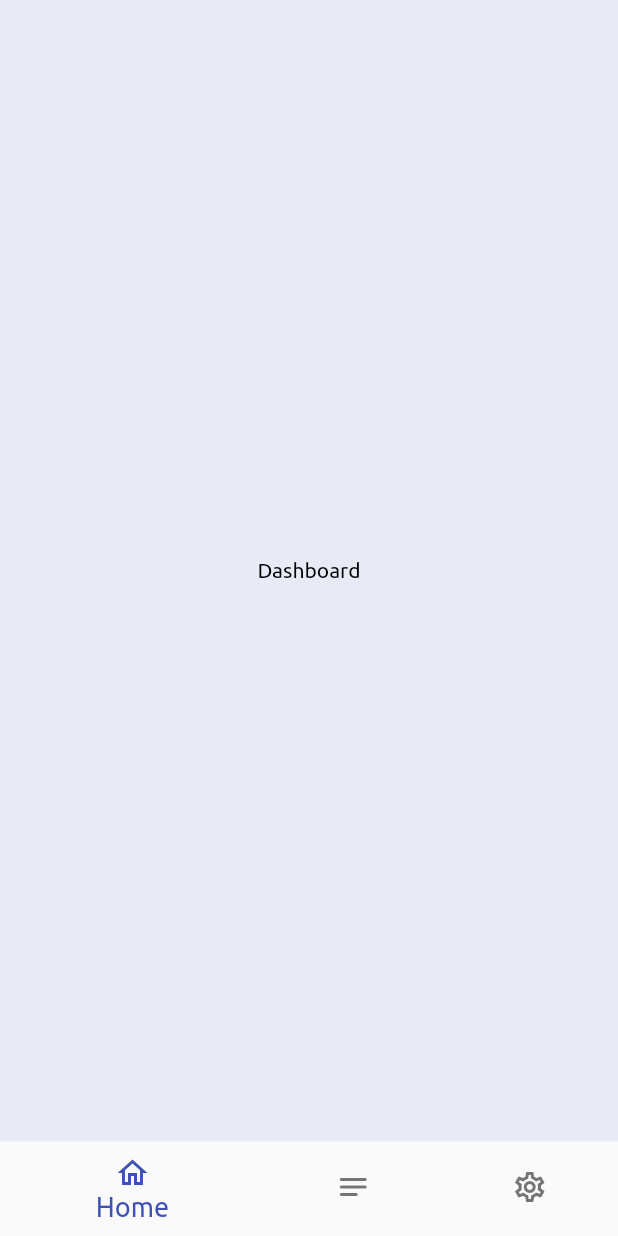
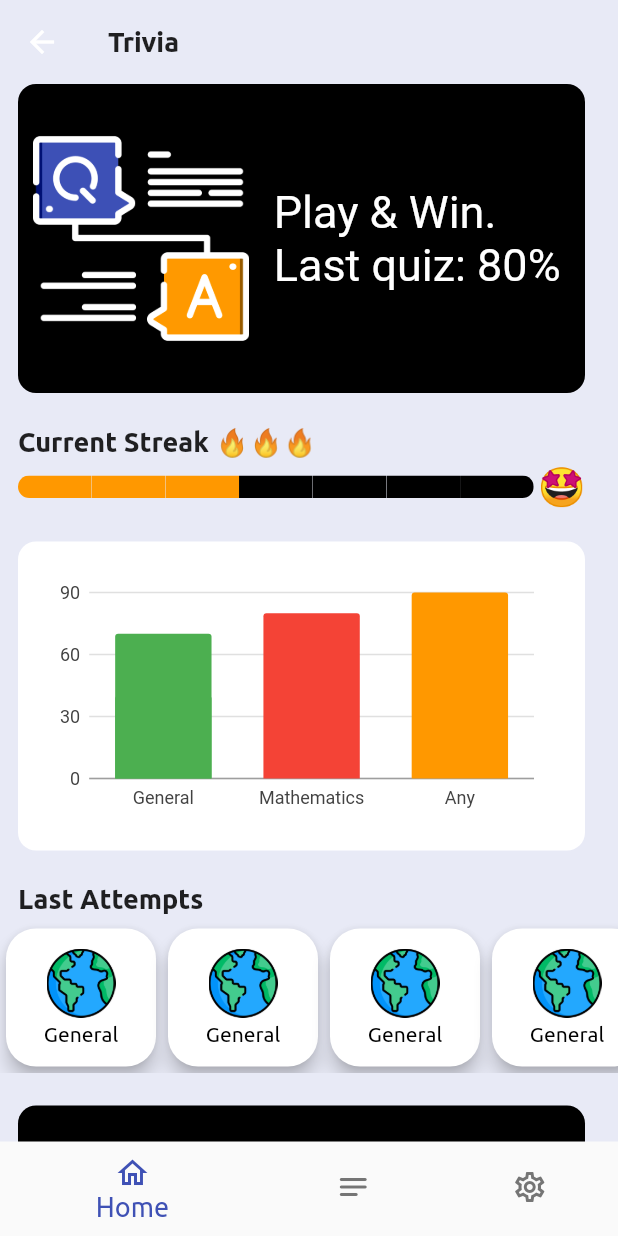
Before and after one commit to DeleMike/trivia, a Flutter app: the NavScreen screen opened by its route, on a phone screen of 412 x 824 dp. Run offline on Flutter 3.47's test engine with Material 2 defaults, Android fonts, the phone set to English and light mode, and no system bars; drawn by our look-alikes of step_progress_indicator; our stand-ins replace bubble, charts_flutter, dio, flutter_svg, google_fonts, image_picker and 4 more; accounts and stored records are empty; project files that could hold a hidden picture were left out.

Commit message:
use charts_flutter to build performanc graph

```diff
--- /dev/null
+++ b/lib/core/dashboard/dashboard.dart
@@ -0,0 +1,256 @@
+import 'package:flutter/material.dart';
+import 'package:google_fonts/google_fonts.dart';
+import 'package:step_progress_indicator/step_progress_indicator.dart';
+import 'package:charts_flutter/flutter.dart' as charts;
+
+import '../../configs/constants.dart';
+
+class QuizSeries {
+  final int score;
+  final String difficulty;
+  final String courseName;
+  final charts.Color barColor;
+
+  QuizSeries({
+    required this.score,
+    required this.difficulty,
+    required this.courseName,
+    required this.barColor,
+  });
+}
+
+class Dashboard extends StatefulWidget {
+  const Dashboard({Key? key}) : super(key: key);
+
+  @override
+  State<Dashboard> createState() => _DashboardState();
+}
+
+class _DashboardState extends State<Dashboard> {
+  final List<QuizSeries> data = [
+    QuizSeries(
+      score: 70,
+      courseName: 'General',
+      difficulty: 'easy',
+      barColor: charts.ColorUtil.fromDartColor(Colors.green),
+    ),
+    QuizSeries(
+      score: 40,
+      courseName: 'General',
+      difficulty: 'hard',
+      barColor: charts.ColorUtil.fromDartColor(Colors.green),
+    ),
+    QuizSeries(
+      score: 80,
+      courseName: 'Mathematics',
+      difficulty: 'medium',
+      barColor: charts.ColorUtil.fromDartColor(Colors.red),
+    ),
+    QuizSeries(
+      score: 90,
+      courseName: 'Any',
+      difficulty: 'easy',
+      barColor: charts.ColorUtil.fromDartColor(Colors.orange),
+    ),
+  ];
+  @override
+  Widget build(BuildContext context) {
+    List<charts.Series<QuizSeries, String>> series = [
+      charts.Series(
+          id: "Progression",
+          data: data,
+          domainFn: (QuizSeries series, _) => series.courseName,
+          measureFn: (QuizSeries series, _) => series.score,
+          colorFn: (QuizSeries series, _) => series.barColor)
+    ];
+
+    return Scaffold(
+      appBar: AppBar(
+        title: Text(
+          kAppName,
+          style: Theme.of(context).textTheme.headline5,
+        ),
+        elevation: 0,
+        backgroundColor: kCanvasColor,
+      ),
+      body: SingleChildScrollView(
+
+        child: Column(
+          crossAxisAlignment: CrossAxisAlignment.start,
+          children: [
+            Container(
+              margin: const EdgeInsets.only(left: kPaddingS + 2, right: kPaddingM + 2),
+              height: kScreenHeight(context) * 0.25,
+              decoration: const BoxDecoration(
+                color: kBlack,
+                borderRadius: BorderRadius.all(Radius.circular(kSmallRadius)),
+              ),
+              child: Row(
+                crossAxisAlignment: CrossAxisAlignment.start,
+                children: [
+                  Container(
+                    margin: const EdgeInsets.only(left: kPaddingS),
+                    width: kScreenWidth(context) * 0.35,
+                    child: Align(child: Image.asset(AssetsImages.homeBannerImg)),
+                  ),
+                  Flexible(
+                    child: SizedBox(
+                      width: kScreenWidth(context) * 0.55,
+                      child: Align(
+                        child: RichText(
+                          text: TextSpan(
+                              text: 'Play & Win.\n',
+                              style: TextStyle(
+                                fontFamily: GoogleFonts.caveatBrush().fontFamily,
+                                fontSize: 30,
+                              ),
+                              children: const [
+                                TextSpan(text: ''),
+                                TextSpan(text: 'Last quiz: 80%'),
+                              ]),
+                        ),
+                      ),
+                    ),
+                  ),
+                ],
+              ),
+            ),
+            Padding(
+              padding: const EdgeInsets.only(
+                  left: kPaddingS + 2, right: kPaddingM + 2, top: kPaddingM + 2, bottom: kPaddingS - 5),
+              child: Text(
+                'Current Streak \u{1F525}\u{1F525}\u{1F525}',
+                style: Theme.of(context).textTheme.headline5,
+              ),
+            ),
+            Container(
+              margin: const EdgeInsets.only(left: kPaddingS + 2, right: kPaddingM + 2),
+              child: Row(
+                mainAxisAlignment: MainAxisAlignment.spaceBetween,
+                children: const [
+                  Expanded(
+                    child: StepProgressIndicator(
+                      totalSteps: 7,
+                      currentStep: 3,
+                      size: 15,
+                      padding: 0,
+                      selectedColor: Colors.yellow,
+                      unselectedColor: Colors.cyan,
+                      roundedEdges: Radius.circular(kButtonRadius),
+                      selectedGradientColor: LinearGradient(
+                          begin: Alignment.topLeft, end: Alignment.bottomRight, colors: [kAccentColor, kRed]
+                          //colors: [Colors.yellowAccent, Colors.deepOrange],
+                          ),
+                      unselectedGradientColor: LinearGradient(
+                        begin: Alignment.topLeft,
+                        end: Alignment.bottomRight,
+                        colors: [Colors.black, kPrimaryColor],
+                      ),
+                    ),
+                  ),
+                  Padding(
+                    padding: EdgeInsets.only(left: kPaddingS - 7),
+                    child: Text(
+                      '\u{1F929}',
+                      style: TextStyle(fontSize: 25),
+                    ),
+                  )
+                ],
+              ),
+            ),
+            Container(
+              margin: const EdgeInsets.only(left: kPaddingS + 2, right: kPaddingM + 2, top: kPaddingM + 2),
+              height: kScreenHeight(context) * 0.25,
+              decoration: const BoxDecoration(
+                color: kWhite,
+                borderRadius: BorderRadius.all(Radius.circular(kSmallRadius)),
+              ),
+              child: Padding(
+                padding: const EdgeInsets.all(kPaddingM),
+                child: Center(
+                    child: charts.BarChart(
+                  series,
+                  animate: true,
+                  barGroupingType: charts.BarGroupingType.groupedStacked
+                ) //.Barchart(series, animate: true)
+                    ),
+              ),
+            ),
+            Padding(
+              padding: const EdgeInsets.only(
+                  left: kPaddingS + 2, right: kPaddingM + 2, top: kPaddingM + 2, bottom: kPaddingS - 5),
+              child: Text(
+                'Last Attempts',
+                style: Theme.of(context).textTheme.headline5,
+              ),
+            ),
+            SizedBox(
+              height: 100,
+              child: ListView.builder(
+                itemCount: 10,
+                scrollDirection: Axis.horizontal,
+                itemBuilder: ((context, index) {
+                  return InkWell(
+                      onTap: (() {
+                        debugPrint('Position $index clicked');
+                      }),
+                      child: Card(
+                        elevation: kCardElevation,
+                        shape: RoundedRectangleBorder(
+                          borderRadius: BorderRadius.circular(kMediumRadius),
+                        ),
+                        child: Column(
+                          crossAxisAlignment: CrossAxisAlignment.center,
+                          mainAxisAlignment: MainAxisAlignment.center,
+                          children: [
+                            Flexible(
+                              child: ConstrainedBox(
+                                constraints: const BoxConstraints.tightFor(width: 100, height: 100),
+                                child: Image.asset(AssetsImages.generalImg),
+                              ),
+                            ),
+                            Flexible(
+                              child: Padding(
+                                padding: const EdgeInsets.only(top: 3.0),
+                                child: Text(
+                                  'General',
+                                  textAlign: TextAlign.center,
+                                  style: Theme.of(context).textTheme.bodyText2,
+                                ),
+                              ),
+                            ),
+                          ],
+                        ),
+                      ));
+                }),
+              ),
+            ),
+            Container(
+              margin: const EdgeInsets.only(left: kPaddingS + 2, right: kPaddingM + 2, top: kPaddingM + 2),
+              height: kScreenHeight(context) * 0.25,
+              decoration: const BoxDecoration(
+                color: kBlack,
+                borderRadius: BorderRadius.all(Radius.circular(kSmallRadius)),
+              ),
+              child: const Padding(
+                padding: EdgeInsets.all(kPaddingM),
+                child: Center(
+                  child: Text(
+                    '"A man\'s mind, stretched by new ideas, may never return to its original dimensions." - Oliver Wendell Holmes Jr.',
+                    style: TextStyle(
+                      // fontFamily: GoogleFonts.caveatBrush().fontFamily,
+                      fontSize: 16,
+                      color: kWhite,
+                      fontStyle: FontStyle.italic,
+                      fontWeight: FontWeight.w300,
+                    ),
+                  ),
+                ),
+              ),
+            ),
+          ],
+        ),
+      ),
+    );
+  }
+}
--- a/lib/core/game/controllers/question_form_controller.dart
+++ b/lib/core/game/controllers/question_form_controller.dart
@@ -1,6 +1,5 @@
 import 'package:flutter/material.dart';
 
-import '../../../configs/constants.dart';
 import '../../../configs/http_client.dart' as client;
 import '../../../widgets/info_dialog.dart';
 
--- a/lib/core/nav_screen.dart
+++ b/lib/core/nav_screen.dart
@@ -3,6 +3,7 @@ import 'package:flutter/material.dart';
 import '../configs/constants.dart';
 //screens
 import 'game/home_screen.dart';
+import 'dashboard/dashboard.dart';
 
 class NavScreen extends StatefulWidget {
   const NavScreen({Key? key}) : super(key: key);
@@ -15,7 +16,7 @@ class _NavScreenState extends State<NavScreen> {
   int _selectedIndex = 0;
 
   static const List<Widget> _navScreens = [
-    Center(child: Text('Dashboard')),
+    Dashboard(),
     HomeScreen(),
     Center(child: Text('Settings')),
   ];
--- a/pubspec.yaml
+++ b/pubspec.yaml
@@ -30,6 +30,9 @@ dependencies:
   dio: ^4.0.6
   bubble: ^1.2.1
   screenshot: ^1.2.3
+  step_progress_indicator: ^1.0.2
+  fl_chart: ^0.55.0
+  charts_flutter: ^0.12.0
 
 dev_dependencies:
   flutter_test:
```
Also changed, not shown: pubspec.lock.
